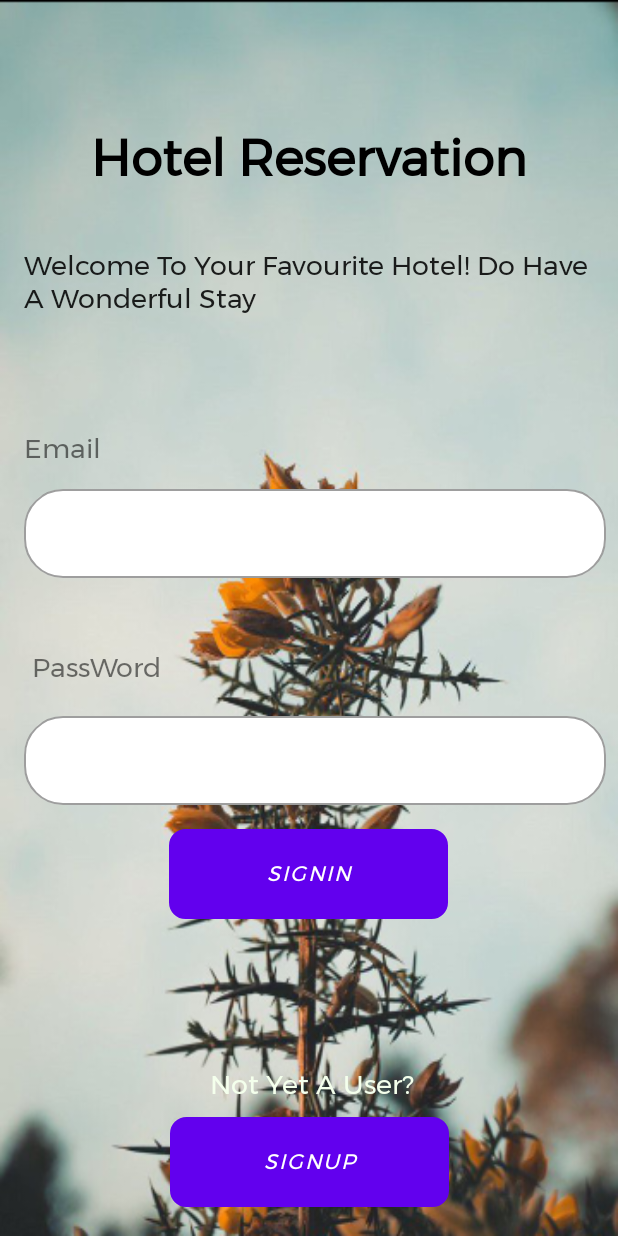
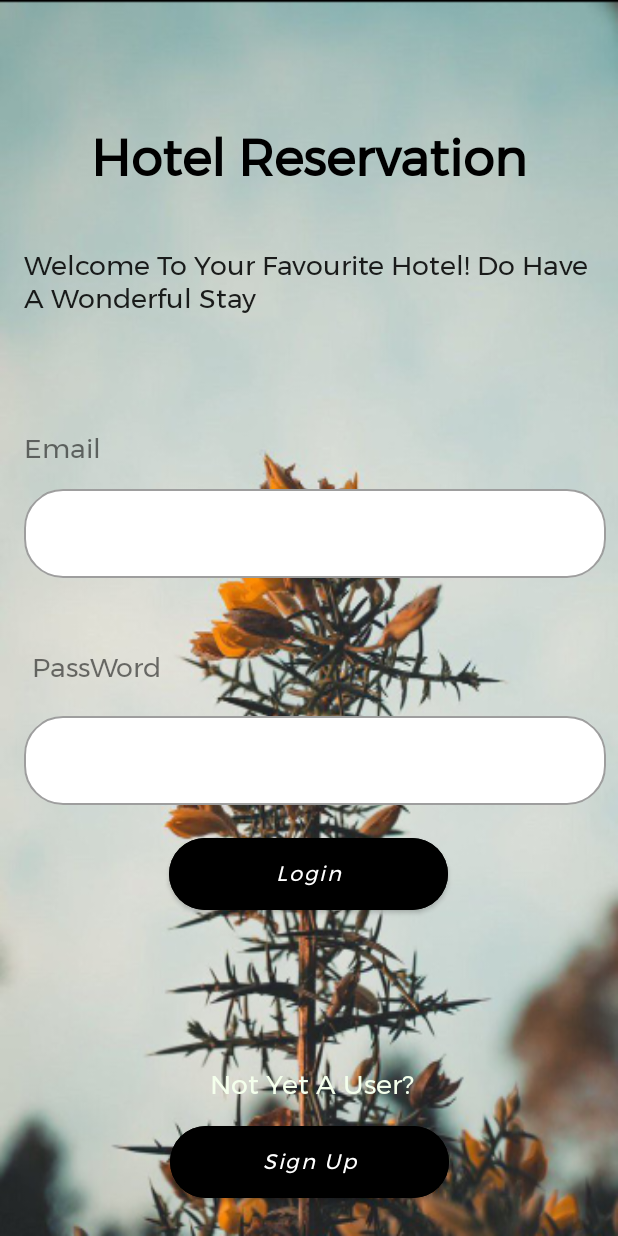
Before and after one commit to sobuur0/HotelApp, an Android app: the screen it shows after launch (SignInActivity), on a phone screen of 412 x 824 dp. Run offline under Robolectric (Android 15) with nearby library versions, the phone set to English and light mode, and no system bars; our stand-ins replace Firebase (no records; nobody signed in at launch, a user with empty details on screens opened directly); 2 statements that could not run were skipped.

Commit message:
more changes with material design

```diff
--- a/app/src/main/res/layout/activity_sign_in.xml
+++ b/app/src/main/res/layout/activity_sign_in.xml
@@ -61,13 +61,15 @@ android:background="@drawable/bcksignup">
                 android:layout_marginTop="8dp"
                 android:layout_marginEnd="172dp"
                 android:layout_marginBottom="18dp"
-                android:text="SignUp"
+                android:text="Sign Up"
+                android:textAllCaps="false"
                 android:textStyle="italic"
+                android:backgroundTint="@color/colorBlack"
+                app:cornerRadius="24dp"
                 app:layout_constraintBottom_toBottomOf="parent"
                 app:layout_constraintEnd_toEndOf="parent"
                 app:layout_constraintStart_toStartOf="parent"
-                app:layout_constraintTop_toBottomOf="@+id/textViewQuestion"
-                android:background="@drawable/circular_drawable1"/>
+                app:layout_constraintTop_toBottomOf="@+id/textViewQuestion" />
 
             <com.google.android.material.textview.MaterialTextView
                 android:id="@+id/textView4"
@@ -167,12 +169,14 @@ android:background="@drawable/bcksignup">
                 android:layout_marginStart="161dp"
                 android:layout_marginTop="16dp"
                 android:layout_marginEnd="162dp"
-                android:text="SignIn"
+                android:text="Login"
+                android:textAllCaps="false"
                 android:textStyle="italic"
+                android:backgroundTint="@color/colorBlack"
+                app:cornerRadius="24dp"
                 app:layout_constraintEnd_toEndOf="parent"
                 app:layout_constraintStart_toStartOf="parent"
-                app:layout_constraintTop_toBottomOf="@+id/textPassword"
-                android:background="@drawable/circular_drawable1"/>
+                app:layout_constraintTop_toBottomOf="@+id/textPassword" />
 
 
         </androidx.constraintlayout.widget.ConstraintLayout>
--- a/app/src/main/res/values/styles.xml
+++ b/app/src/main/res/values/styles.xml
@@ -17,4 +17,9 @@
         <item name="boxCornerRadiusTopEnd">26dp</item>
     </style>
 
+    <style name="AllButtons" parent="Widget.MaterialComponents.ExtendedFloatingActionButton.Icon">
+        <item name="boxBackgroundColor">@color/colorBlue</item>
+        <item name="boxCornerRadiusTopEnd">24dp</item>
+    </style>
+
 </resources>
```
